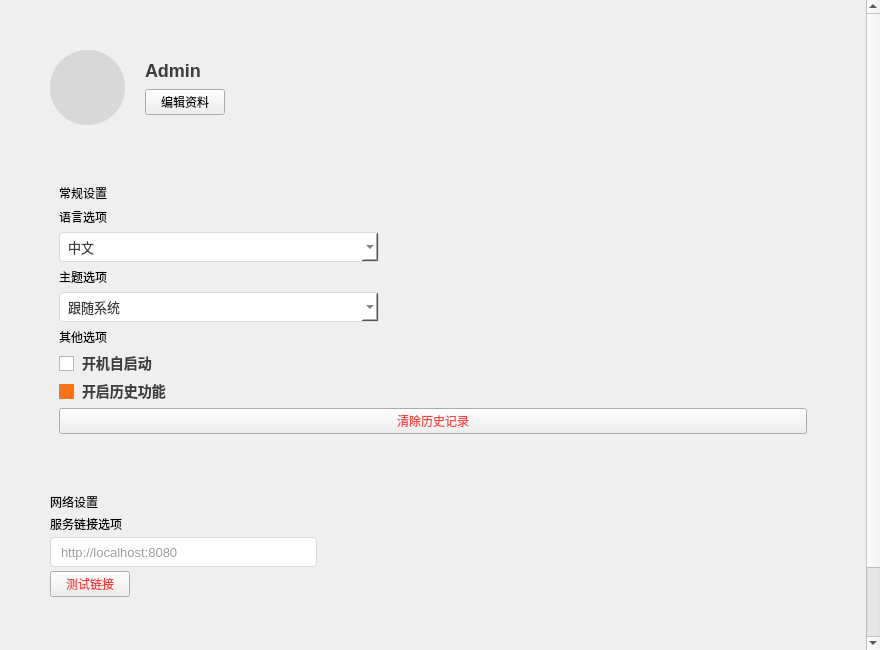
Qt form EzLaboratory/source/frontend/pages/settings/SettingsPage.ui (Shulincooky/EzLaboratory) before a commit.
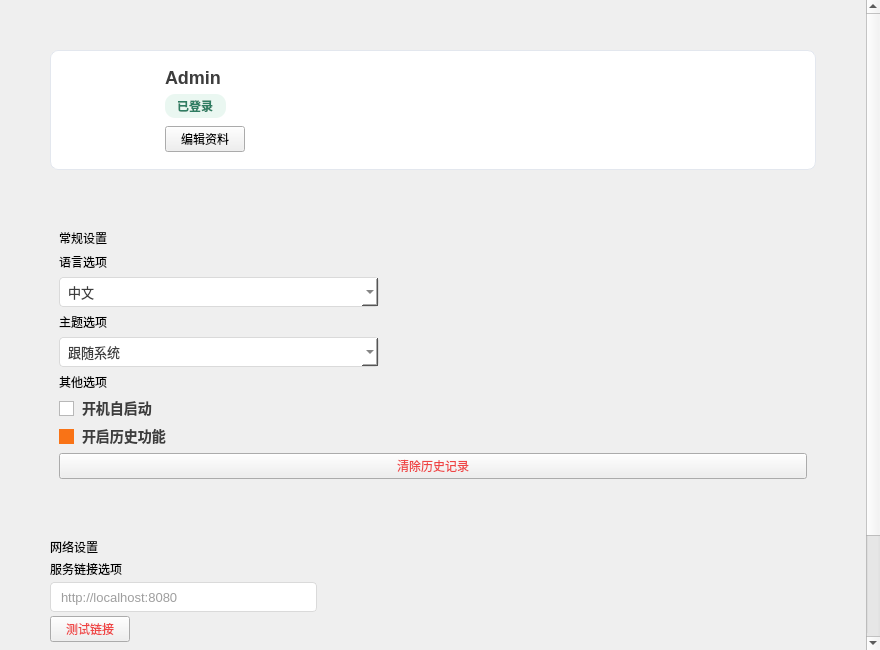
The same form after that commit.

What changed in the file:
```diff
--- a/EzLaboratory/source/frontend/pages/settings/SettingsPage.ui
+++ b/EzLaboratory/source/frontend/pages/settings/SettingsPage.ui
@@ -18,16 +18,21 @@
 QScrollArea#settingsScrollArea,
 QWidget#settingsCanvas,
 QWidget[role=&quot;section&quot;],
-QWidget#profileContainer,
 QWidget#profileInfoContainer,
 QWidget#aboutActionsContainer {
     background: #FFFFFF;
     border: none;
 }
 
+QWidget#profileContainer {
+    background: #FFFFFF;
+    border: 1px solid #E3E7EE;
+    border-radius: 8px;
+}
+
 QLabel#avatarLabel {
-    background: #D8D8D8;
-    border-radius: 37px;
+    background: transparent;
+    border: none;
 }
 
 QLabel#adminNameLabel {
@@ -37,6 +42,15 @@
     min-height: 18px;
 }
 
+QLabel#accountStatusLabel {
+    color: #2F7D62;
+    background: #EAF7F1;
+    border-radius: 10px;
+    font-size: 12px;
+    font-weight: 700;
+    padding: 3px 9px;
+}
+
 QLabel[role=&quot;sectionTitle&quot;] {
     color: #3D3D3D;
     font-size: 16px;
@@ -167,16 +181,16 @@
            <number>20</number>
           </property>
           <property name="leftMargin">
-           <number>0</number>
+           <number>20</number>
           </property>
           <property name="topMargin">
-           <number>0</number>
+           <number>18</number>
           </property>
           <property name="rightMargin">
-           <number>0</number>
+           <number>20</number>
           </property>
           <property name="bottomMargin">
-           <number>0</number>
+           <number>18</number>
           </property>
           <item>
            <widget class="QLabel" name="avatarLabel">
@@ -222,6 +236,13 @@
                </property>
               </widget>
              </item>
+             <item alignment="Qt::AlignmentFlag::AlignLeft">
+              <widget class="QLabel" name="accountStatusLabel">
+               <property name="text">
+                <string>已登录</string>
+               </property>
+              </widget>
+             </item>
              <item alignment="Qt::AlignmentFlag::AlignLeft">
               <widget class="QPushButton" name="editProfileButton">
                <property name="sizePolicy">
```
